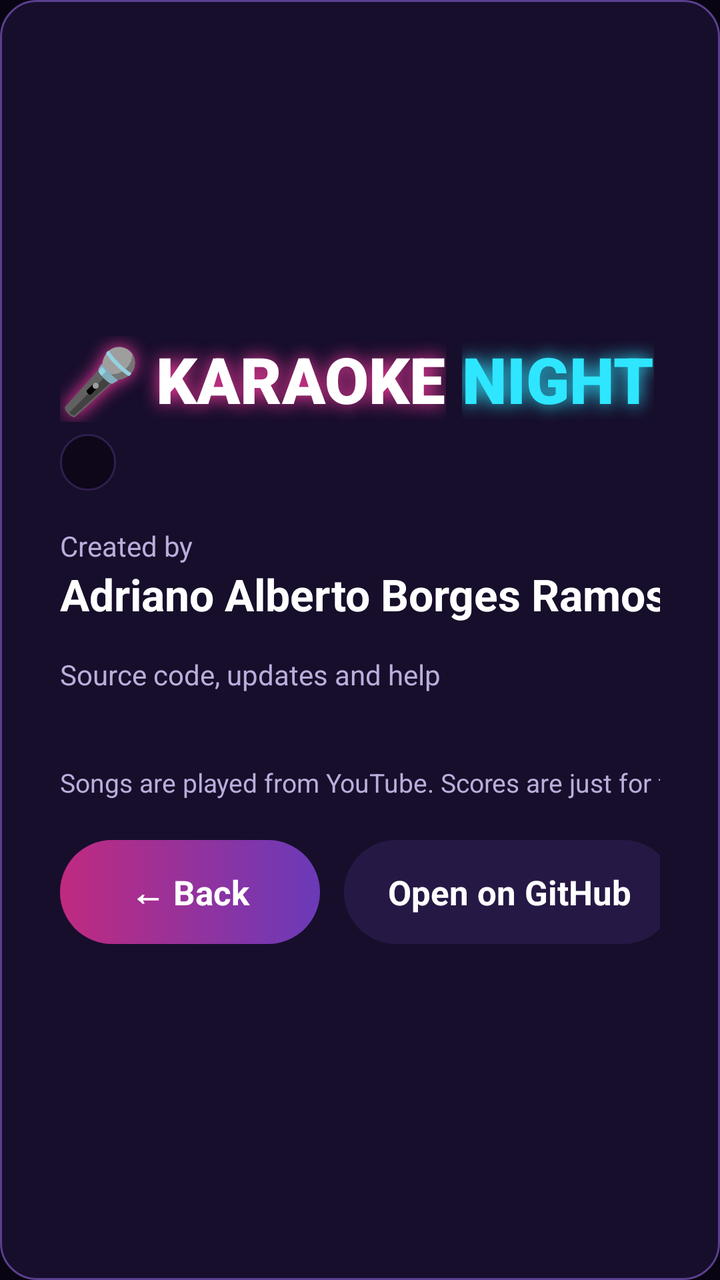
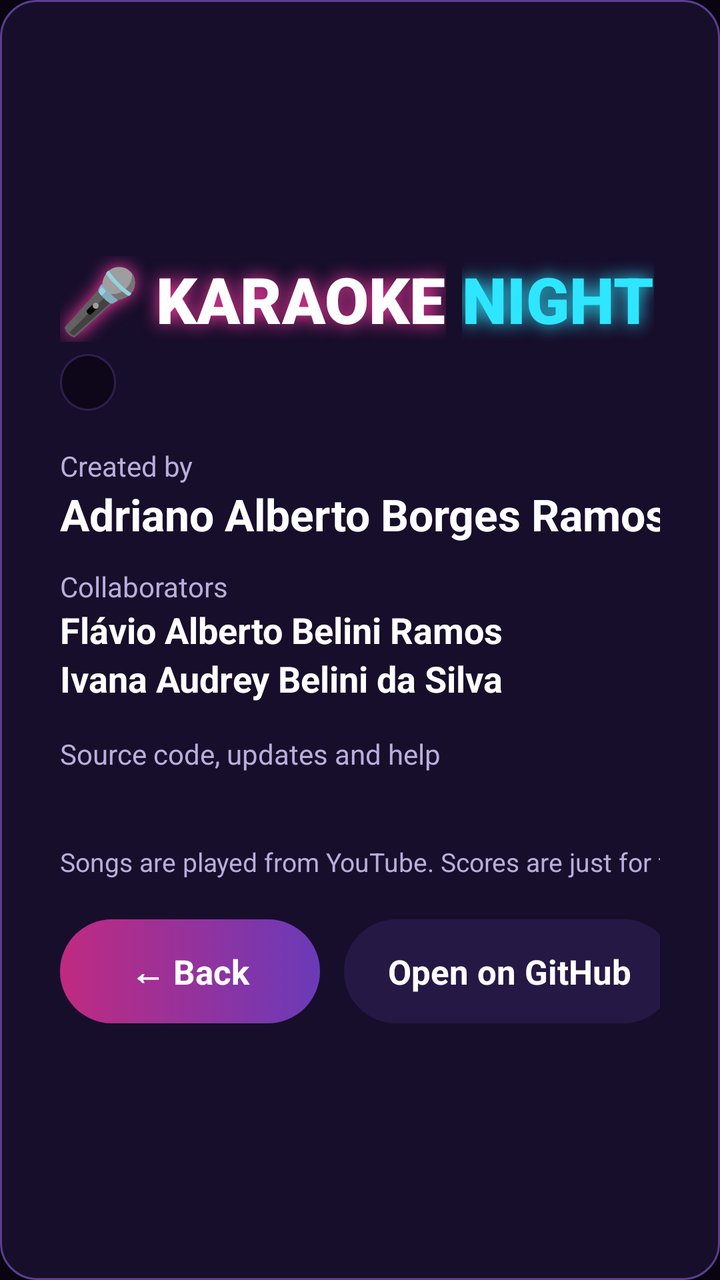

Screens rendered from an Android XML layout before and after an edit, with the pre-edit source and the edit as a unified diff.
<!-- AndroidManifest.xml: application theme Theme.KaraokeTV -->
<!-- res/layout/about.xml -->
<?xml version="1.0" encoding="utf-8"?>
<FrameLayout xmlns:android="http://schemas.android.com/apk/res/android"
    android:layout_width="match_parent"
    android:layout_height="match_parent"
    android:background="@color/scrim"
    android:clickable="true">

    <LinearLayout
        android:layout_width="wrap_content"
        android:layout_height="wrap_content"
        android:layout_gravity="center"
        android:background="@drawable/panel_bg"
        android:gravity="center_vertical"
        android:orientation="horizontal"
        android:padding="30dp">

        <LinearLayout
            android:layout_width="400dp"
            android:layout_height="wrap_content"
            android:orientation="vertical">

            <LinearLayout
                android:layout_width="wrap_content"
                android:layout_height="wrap_content"
                android:orientation="horizontal">

                <TextView
                    android:layout_width="wrap_content"
                    android:layout_height="wrap_content"
                    android:fontFamily="sans-serif-black"
                    android:shadowColor="@color/neon_pink"
                    android:shadowRadius="22"
                    android:text="🎤 KARAOKE"
                    android:textColor="#FFFFFF"
                    android:textSize="32sp" />

                <TextView
                    android:layout_width="wrap_content"
                    android:layout_height="wrap_content"
                    android:layout_marginStart="8dp"
                    android:fontFamily="sans-serif-black"
                    android:shadowColor="@color/neon_cyan"
                    android:shadowRadius="22"
                    android:text="NIGHT"
                    android:textColor="@color/neon_cyan"
                    android:textSize="32sp" />
            </LinearLayout>

            <TextView
                android:id="@+id/aboutVersion"
                android:layout_width="wrap_content"
                android:layout_height="wrap_content"
                android:layout_marginTop="6dp"
                android:background="@drawable/pill_bg"
                android:paddingStart="14dp"
                android:paddingTop="4dp"
                android:paddingEnd="14dp"
                android:paddingBottom="4dp"
                android:textColor="@color/gold"
                android:textSize="15sp"
                android:textStyle="bold" />

            <TextView
                android:layout_width="wrap_content"
                android:layout_height="wrap_content"
                android:layout_marginTop="18dp"
                android:text="Created by"
                android:textColor="@color/text_dim"
                android:textSize="14sp" />

            <TextView
                android:layout_width="wrap_content"
                android:layout_height="wrap_content"
                android:text="Adriano Alberto Borges Ramos"
                android:textColor="@color/text_main"
                android:textSize="22sp"
                android:textStyle="bold" />

            <TextView
                android:layout_width="wrap_content"
                android:layout_height="wrap_content"
                android:layout_marginTop="16dp"
                android:text="Source code, updates and help"
                android:textColor="@color/text_dim"
                android:textSize="14sp" />

            <TextView
                android:id="@+id/aboutLink"
                android:layout_width="wrap_content"
                android:layout_height="wrap_content"
                android:textColor="@color/neon_cyan"
                android:textSize="16sp" />

            <TextView
                android:layout_width="wrap_content"
                android:layout_height="wrap_content"
                android:layout_marginTop="14dp"
                android:text="Songs are played from YouTube. Scores are just for fun 😉"
                android:textColor="@color/text_dim"
                android:textSize="13sp" />

            <LinearLayout
                android:layout_width="wrap_content"
                android:layout_height="wrap_content"
                android:layout_marginTop="20dp"
                android:orientation="horizontal">

                <TextView
                    android:id="@+id/aboutClose"
                    style="@style/TvButton.Primary"
                    android:text="← Back" />

                <TextView
                    android:id="@+id/aboutOpen"
                    style="@style/TvButton"
                    android:layout_marginStart="12dp"
                    android:text="Open on GitHub" />
            </LinearLayout>
        </LinearLayout>

        <LinearLayout
            android:layout_width="wrap_content"
            android:layout_height="wrap_content"
            android:layout_marginStart="28dp"
            android:gravity="center_horizontal"
            android:orientation="vertical">

            <com.karaoketv.QrView
                android:id="@+id/aboutQr"
                android:contentDescription="QR code for the project page on GitHub"
                android:layout_width="190dp"
                android:layout_height="190dp" />

            <TextView
                android:layout_width="wrap_content"
                android:layout_height="wrap_content"
                android:layout_marginTop="8dp"
                android:text="Scan to open on your phone"
                android:textColor="@color/text_dim"
                android:textSize="13sp" />
        </LinearLayout>
    </LinearLayout>
</FrameLayout>
<!-- resources referenced by this layout -->
<resources>
  <color name="gold">#FFD23F</color>
  <color name="neon_cyan">#2EE6FF</color>
  <color name="neon_pink">#FF3DA5</color>
  <color name="scrim">#D9080412</color>
  <color name="text_dim">#B9AEDB</color>
  <color name="text_main">#FFFFFF</color>
  <!-- drawable panel_bg (drawable) -->
  <?xml version="1.0" encoding="utf-8"?>
  <shape xmlns:android="http://schemas.android.com/apk/res/android">
      <solid android:color="#D91A1030" />
      <stroke android:width="1dp" android:color="#5A3E8F" />
      <corners android:radius="18dp" />
  </shape>
  <!-- drawable pill_bg (drawable) -->
  <?xml version="1.0" encoding="utf-8"?>
  <shape xmlns:android="http://schemas.android.com/apk/res/android">
      <solid android:color="#CC0B0614" />
      <stroke android:width="1dp" android:color="#665A3E8F" />
      <corners android:radius="32dp" />
  </shape>
  <style name="TvButton">
          <item name="android:layout_width">wrap_content</item>
          <item name="android:layout_height">52dp</item>
          <item name="android:minWidth">130dp</item>
          <item name="android:gravity">center</item>
          <item name="android:paddingStart">22dp</item>
          <item name="android:paddingEnd">22dp</item>
          <item name="android:background">@drawable/chip_bg</item>
          <item name="android:focusable">true</item>
          <item name="android:clickable">true</item>
          <item name="android:textColor">@color/text_main</item>
          <item name="android:textSize">17sp</item>
          <item name="android:textStyle">bold</item>
          <item name="android:maxLines">1</item>
      </style>
  <style name="TvButton.Primary">
          <item name="android:background">@drawable/btn_primary</item>
      </style>
  <style name="Theme.KaraokeTV" parent="android:Theme.Material.NoActionBar.Fullscreen">
          <item name="android:windowBackground">@color/bg_deep</item>
          <item name="android:colorAccent">@color/neon_pink</item>
          <item name="android:textColorPrimary">@color/text_main</item>
          <item name="android:textColor">@color/text_main</item>
          <item name="android:textColorHint">@color/text_dim</item>
          <item name="android:windowAnimationStyle">@null</item>
      </style>
  <!-- drawable chip_bg (drawable) -->
  <?xml version="1.0" encoding="utf-8"?>
  <selector xmlns:android="http://schemas.android.com/apk/res/android">
      <item android:state_focused="true">
          <shape>
              <solid android:color="@color/neon_pink" />
              <corners android:radius="26dp" />
          </shape>
      </item>
      <item android:state_selected="true">
          <shape>
              <solid android:color="#4A2A7A" />
              <stroke android:width="2dp" android:color="@color/neon_cyan" />
              <corners android:radius="26dp" />
          </shape>
      </item>
      <item>
          <shape>
              <solid android:color="#CC2A1B4A" />
              <corners android:radius="26dp" />
          </shape>
      </item>
  </selector>
  <!-- drawable btn_primary (drawable) -->
  <?xml version="1.0" encoding="utf-8"?>
  <selector xmlns:android="http://schemas.android.com/apk/res/android">
      <item android:state_focused="true">
          <shape>
              <gradient android:angle="0" android:startColor="#FF5DB8" android:endColor="#9B5CFF" />
              <stroke android:width="3dp" android:color="#FFFFFF" />
              <corners android:radius="26dp" />
          </shape>
      </item>
      <item>
          <shape>
              <gradient android:angle="0" android:startColor="#C02A80" android:endColor="#6A3AB8" />
              <corners android:radius="26dp" />
          </shape>
      </item>
  </selector>
  <color name="bg_deep">#0B0614</color>
</resources>

<!-- the commit's change to res/layout/about.xml (unified diff, before → after) -->
@@ -76,6 +76,31 @@
                 android:textSize="22sp"
                 android:textStyle="bold" />
 
+            
+            <TextView
+                android:layout_width="wrap_content"
+                android:layout_height="wrap_content"
+                android:layout_marginTop="12dp"
+                android:text="Collaborators"
+                android:textColor="@color/text_dim"
+                android:textSize="14sp" />
+
+            <TextView
+                android:layout_width="wrap_content"
+                android:layout_height="wrap_content"
+                android:text="Flávio Alberto Belini Ramos"
+                android:textColor="@color/text_main"
+                android:textSize="18sp"
+                android:textStyle="bold" />
+
+            <TextView
+                android:layout_width="wrap_content"
+                android:layout_height="wrap_content"
+                android:text="Ivana Audrey Belini da Silva"
+                android:textColor="@color/text_main"
+                android:textSize="18sp"
+                android:textStyle="bold" />
+
             <TextView
                 android:layout_width="wrap_content"
                 android:layout_height="wrap_content"
<!-- resource entries referenced after the edit -->
@@ -34,6 +34,7 @@
           <item name="android:textSize">17sp</item>
           <item name="android:textStyle">bold</item>
           <item name="android:maxLines">1</item>
+          <item name="android:stateListAnimator">@animator/focus_lift</item>
       </style>
   <style name="TvButton.Primary">
           <item name="android:background">@drawable/btn_primary</item>
@@ -48,7 +49,9 @@
       </style>
   <!-- drawable chip_bg (drawable) -->
   <?xml version="1.0" encoding="utf-8"?>
-  <selector xmlns:android="http://schemas.android.com/apk/res/android">
+  <selector xmlns:android="http://schemas.android.com/apk/res/android"
+      android:enterFadeDuration="120"
+      android:exitFadeDuration="160">
       <item android:state_focused="true">
           <shape>
               <solid android:color="@color/neon_pink" />
@@ -71,7 +74,9 @@
   </selector>
   <!-- drawable btn_primary (drawable) -->
   <?xml version="1.0" encoding="utf-8"?>
-  <selector xmlns:android="http://schemas.android.com/apk/res/android">
+  <selector xmlns:android="http://schemas.android.com/apk/res/android"
+      android:enterFadeDuration="120"
+      android:exitFadeDuration="160">
       <item android:state_focused="true">
           <shape>
               <gradient android:angle="0" android:startColor="#FF5DB8" android:endColor="#9B5CFF" />
